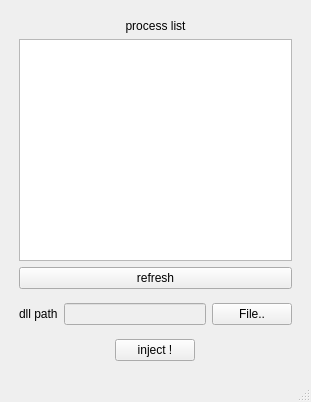
Qt form injector/injector.ui (100dlswjd/injector) before a commit.
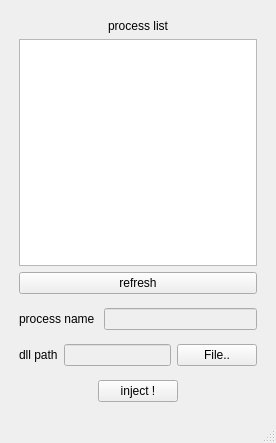
The same form after that commit.

Commit message: 유아이 수정 lineEdit 추가

```diff
--- a/injector/injector.ui
+++ b/injector/injector.ui
@@ -6,8 +6,8 @@
    <rect>
     <x>0</x>
     <y>0</y>
-    <width>311</width>
-    <height>402</height>
+    <width>276</width>
+    <height>443</height>
    </rect>
   </property>
   <property name="windowTitle">
@@ -65,6 +65,36 @@
         </item>
        </layout>
       </item>
+      <item>
+       <layout class="QHBoxLayout" name="horizontalLayout_4">
+        <property name="leftMargin">
+         <number>4</number>
+        </property>
+        <property name="topMargin">
+         <number>4</number>
+        </property>
+        <property name="rightMargin">
+         <number>4</number>
+        </property>
+        <property name="bottomMargin">
+         <number>4</number>
+        </property>
+        <item>
+         <widget class="QLabel" name="label_process_name">
+          <property name="text">
+           <string>process name </string>
+          </property>
+         </widget>
+        </item>
+        <item>
+         <widget class="QLineEdit" name="lineEdit_process_name">
+          <property name="enabled">
+           <bool>false</bool>
+          </property>
+         </widget>
+        </item>
+       </layout>
+      </item>
       <item>
        <layout class="QHBoxLayout" name="horizontalLayout">
         <property name="leftMargin">
```
Left out of the diff: 2 changed lines with no effect on the pictures.
